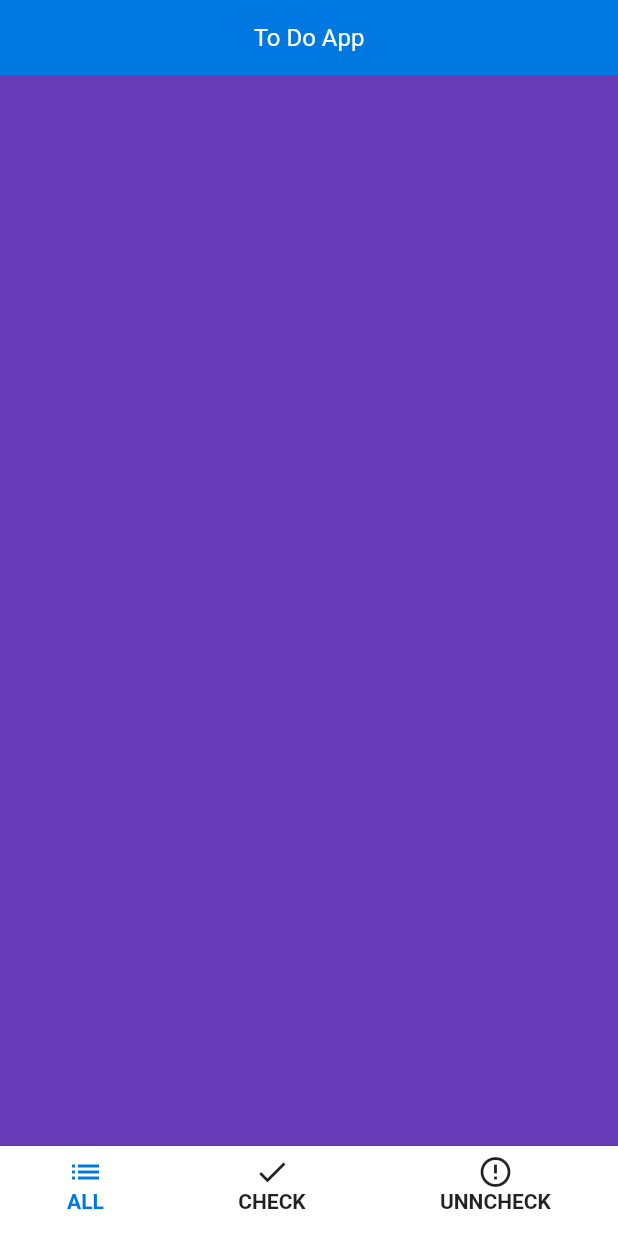
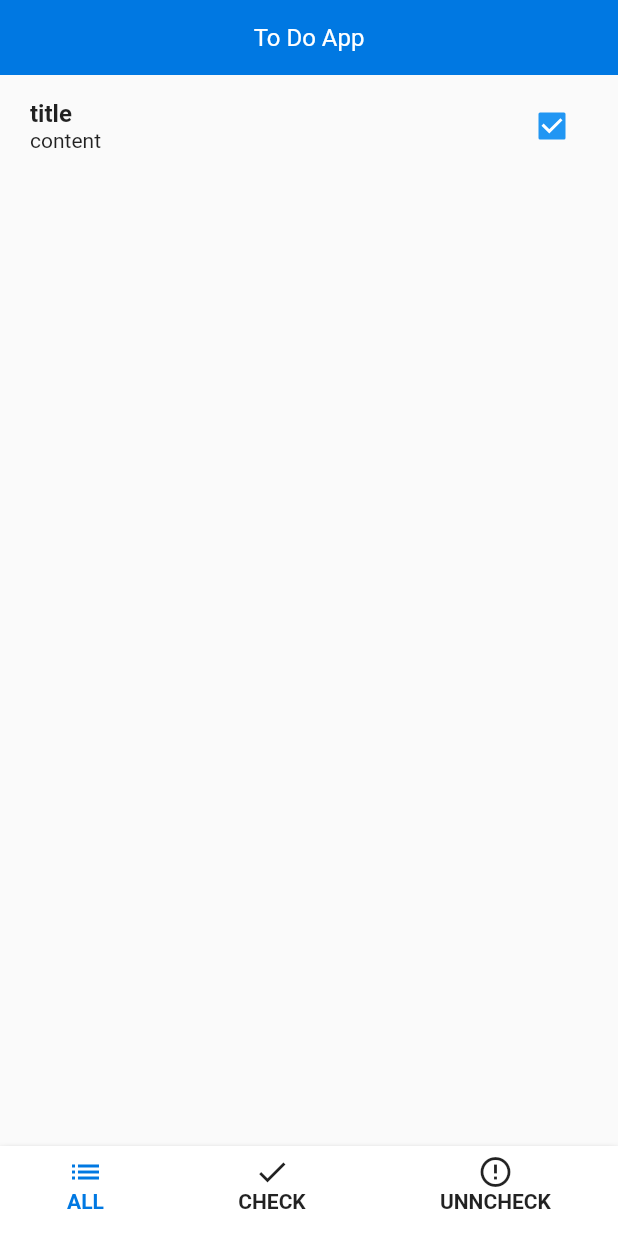
Before and after one commit to Jayden62/todo, a Flutter app: the screen it shows after launch, on a phone screen of 412 x 824 dp. Run offline on Flutter 3.47's test engine with Material 2 defaults, Android fonts, the phone set to English and light mode, and no system bars; our stand-ins replace splashscreen.

Commit message:
commit msg.

```diff
--- a/flutter_todo/lib/all/AllScreen.dart
+++ b/flutter_todo/lib/all/AllScreen.dart
@@ -1,4 +1,6 @@
 import 'package:flutter/material.dart';
+import 'package:flutter_todo/item/AllItem.dart';
+import 'package:uuid/uuid.dart';
 
 class AllScreen extends StatefulWidget {
   @override
@@ -6,10 +8,31 @@ class AllScreen extends StatefulWidget {
 }
 
 class AllState extends State<AllScreen> {
+  var uuid = Uuid();
+  String noteId;
+
+  @override
+  void initState() {
+    super.initState();
+    noteId = uuid.v1();
+    if (noteId == null) {
+      noteId = 'unknow ';
+    }
+  }
+
   @override
   Widget build(BuildContext context) {
     return Container(
-      color: Colors.deepPurple,
+      child: ListView(
+        children: <Widget>[
+          AllItem(
+            noteId,
+            'title',
+            'content',
+            isCheck: true,
+          ),
+        ],
+      ),
     );
   }
 }
--- /dev/null
+++ b/flutter_todo/lib/item/AllItem.dart
@@ -0,0 +1,58 @@
+import 'package:flutter/material.dart';
+import 'package:flutter_todo/style/BaseStyle.dart';
+
+class AllItem extends StatefulWidget {
+  final String id;
+  final String title;
+  final String content;
+  final bool isCheck;
+
+  const AllItem(this.id, this.title, this.content, {this.isCheck});
+
+  @override
+  State<StatefulWidget> createState() => AllState();
+}
+
+class AllState extends State<AllItem> {
+  @override
+  Widget build(BuildContext context) {
+    return Container(
+      child: Row(
+        children: <Widget>[base, check],
+      ),
+    );
+  }
+
+  /// Is Checked
+  Widget get check => Container(
+        margin: EdgeInsets.only(right: margin20, top: margin10),
+        child: Checkbox(
+          onChanged: (bool value) {
+            return value;
+          },
+          value: widget.isCheck,
+        ),
+      );
+
+  /// Base
+  Widget get base => Expanded(
+      child: Container(
+          margin: EdgeInsets.only(left: margin20, top: margin10),
+          child: Column(
+            crossAxisAlignment: CrossAxisAlignment.start,
+            children: <Widget>[
+              /// Title
+              Container(
+                child: Text(
+                  widget.title,
+                  style: TextStyle(fontWeight: FontWeight.bold, fontSize: 16),
+                ),
+              ),
+
+              /// Content
+              Container(
+                child: Text(widget.content),
+              ),
+            ],
+          )));
+}
--- a/flutter_todo/lib/model/Note.dart
+++ b/flutter_todo/lib/model/Note.dart
@@ -2,6 +2,7 @@ class Note {
   String id;
   String title;
   String content;
+  bool isChecked;
 
   Note({this.id, this.title, this.content});
 
@@ -9,6 +10,7 @@ class Note {
     id = json['id'];
     title = json['title'];
     content = json['content'];
+    isChecked = json['is_checked'];
   }
 
   Map<String, dynamic> toJson() {
@@ -16,6 +18,7 @@ class Note {
     data['id'] = this.id;
     data['title'] = this.title;
     data['content'] = this.content;
+    data['is_checked'] = this.isChecked;
     return data;
   }
 }
--- a/flutter_todo/lib/style/BaseStyle.dart
+++ b/flutter_todo/lib/style/BaseStyle.dart
@@ -8,6 +8,8 @@ var topBgColor = Color.fromARGB(255, 0, 120, 226);
 var whiteColor = Colors.white;
 var font16 = 16.0;
 var margin10 = 10.0;
+var margin15 = 15.0;
+var margin20 = 20.0;
 var margin5 = 5.0;
 var tabColor = Color.fromARGB(255, 0, 120, 226);
 
--- a/flutter_todo/pubspec.yaml
+++ b/flutter_todo/pubspec.yaml
@@ -24,6 +24,7 @@ dependencies:
   # Use with the CupertinoIcons class for iOS style icons.
   cupertino_icons: ^0.1.2
   splashscreen: ^1.2.0
+  uuid: ^2.0.4
 
 dev_dependencies:
   flutter_test:
```
Also changed, not shown: flutter_todo/pubspec.lock.
